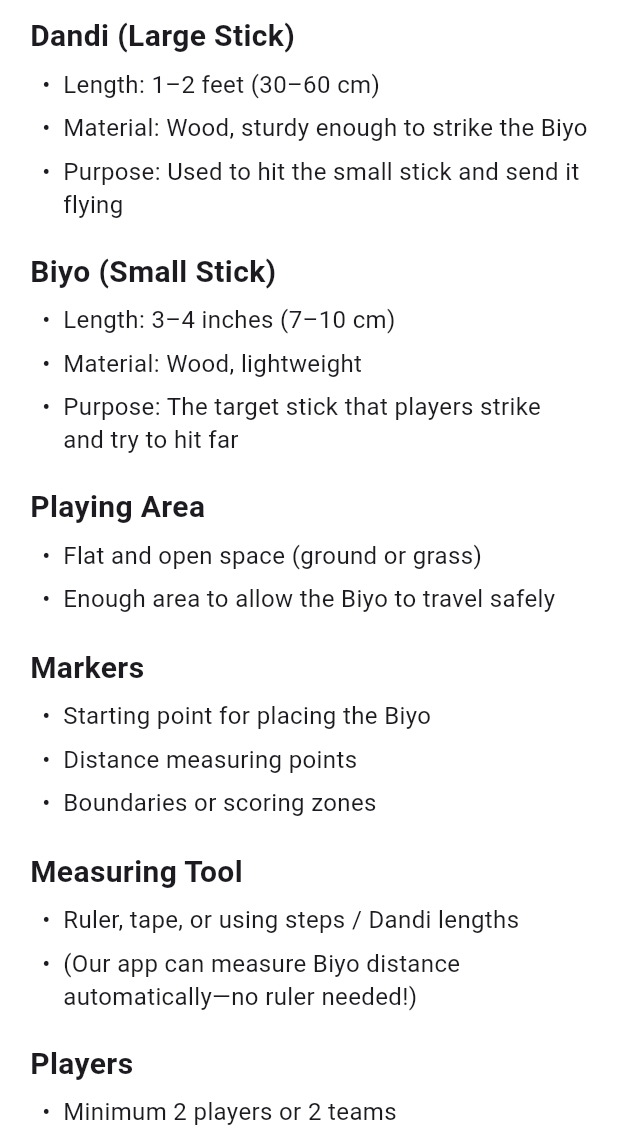
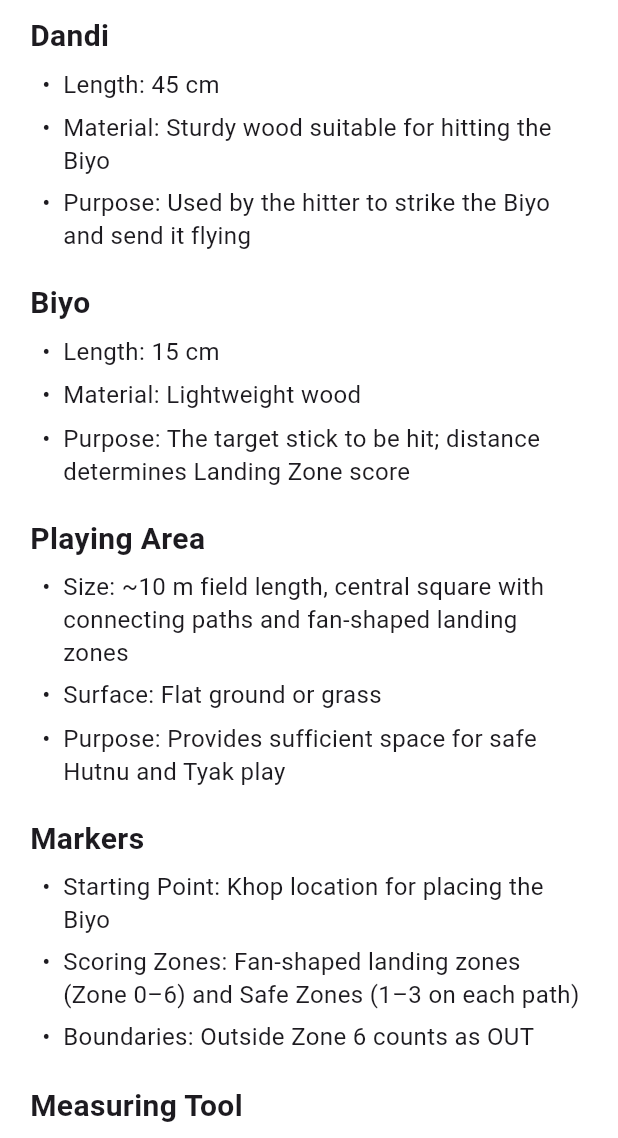
Before and after one commit to BiyoR-idX/biyoar, a Flutter app: the ToolsMaterialsPage screen opened directly, on a phone screen of 412 x 824 dp, the part 98-1236 px from its top. Run offline on Flutter 3.47's test engine with Material 3 defaults, Android fonts, the phone set to English and light mode, and no system bars; our stand-ins replace camera, cloud_firestore, equatable, firebase_core, flutter_bloc, geolocator and 2 more; missing offline and left inert: ar_flutter_plugin, flutter_archive, geoflutterfire, geoflutterfire2; accounts and stored records are empty; project files that could hold a hidden picture were left out.

Commit message:
update ui contents in tools and materials

```diff
--- a/lib/Presentation/Features/Pages/toolsandMaterials.dart
+++ b/lib/Presentation/Features/Pages/toolsandMaterials.dart
@@ -58,44 +58,49 @@ class _ToolsMaterialsPageState extends State<ToolsMaterialsPage> {
               crossAxisAlignment: CrossAxisAlignment.start,
               children: [
                 // Heading
-                buildHeading("Dandi (Large Stick)"),
-                buildBullet("Length: 1–2 feet (30–60 cm)"),
-                buildBullet("Material: Wood, sturdy enough to strike the Biyo"),
+                buildHeading("Dandi"),
+                buildBullet("Length: 45 cm"),
                 buildBullet(
-                    "Purpose: Used to hit the small stick and send it flying"),
+                    "Material: Sturdy wood suitable for hitting the Biyo"),
+                buildBullet(
+                    "Purpose: Used by the hitter to strike the Biyo and send it flying"),
 
                 const SizedBox(height: 20),
 
-                buildHeading("Biyo (Small Stick)"),
-                buildBullet("Length: 3–4 inches (7–10 cm)"),
-                buildBullet("Material: Wood, lightweight"),
+                buildHeading("Biyo"),
+                buildBullet("Length: 15 cm"),
+                buildBullet("Material: Lightweight wood"),
                 buildBullet(
-                    "Purpose: The target stick that players strike and try to hit far"),
+                    "Purpose: The target stick to be hit; distance determines Landing Zone score"),
 
                 const SizedBox(height: 20),
 
                 buildHeading("Playing Area"),
-                buildBullet("Flat and open space (ground or grass)"),
-                buildBullet("Enough area to allow the Biyo to travel safely"),
+                buildBullet(
+                    "Size: ~10 m field length, central square with connecting paths and fan-shaped landing zones"),
+                buildBullet("Surface: Flat ground or grass"),
+                buildBullet(
+                    "Purpose: Provides sufficient space for safe Hutnu and Tyak play"),
 
                 const SizedBox(height: 20),
 
                 buildHeading("Markers"),
-                buildBullet("Starting point for placing the Biyo"),
-                buildBullet("Distance measuring points"),
-                buildBullet("Boundaries or scoring zones"),
+                buildBullet(
+                    "Starting Point: Khop location for placing the Biyo"),
+                buildBullet(
+                    "Scoring Zones: Fan-shaped landing zones (Zone 0–6) and Safe Zones (1–3 on each path)"),
+                buildBullet("Boundaries: Outside Zone 6 counts as OUT"),
 
                 const SizedBox(height: 20),
 
                 buildHeading("Measuring Tool"),
-                buildBullet("Ruler, tape, or using steps / Dandi lengths"),
-                buildBullet(
-                    "(Our app can measure Biyo distance automatically—no ruler needed!)"),
+                buildBullet("Optional: Ruler or tape (for traditional play)"),
 
                 const SizedBox(height: 20),
 
                 buildHeading("Players"),
-                buildBullet("Minimum 2 players or 2 teams"),
+                buildBullet("Minimum: 5 players (For each team)"),
+                buildBullet("Team Size: 5 active players, 2 substitutes"),
               ],
             ),
           ),
```
